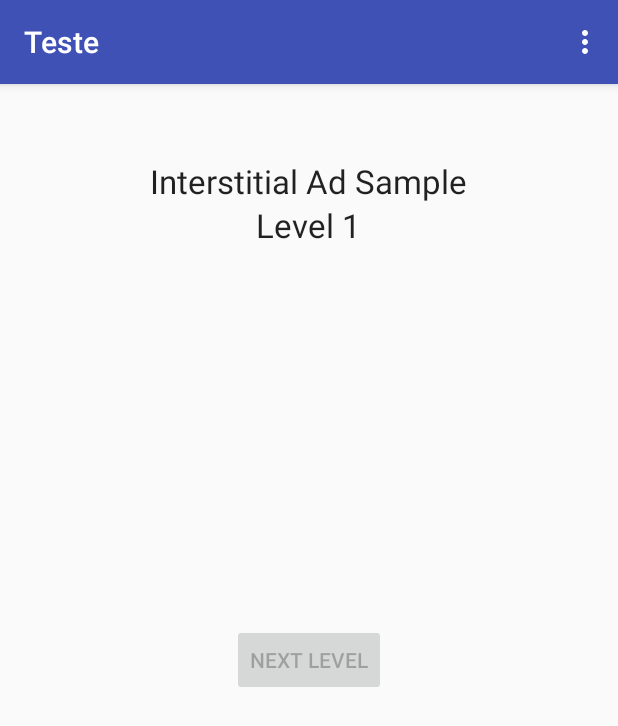
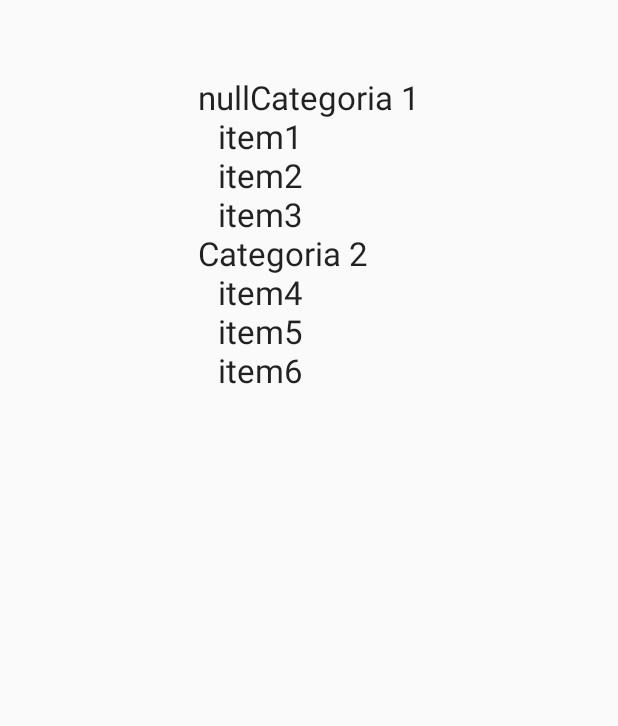
Before and after one commit to Jonlenes/App_Expenses_Projection, an Android app: the screen it shows after launch (MainActivity), on a phone screen of 412 x 824 dp. Shown: the top 726 px of the screen. Run offline under Robolectric (Android 15) with nearby library versions, the phone set to English and light mode, and no system bars.

Commit message:
Version 1.0 - Parte básica do modelo em funcionando

```diff
--- a/app/src/main/java/com/example/administrador/teste/MainActivity.java
+++ b/app/src/main/java/com/example/administrador/teste/MainActivity.java
@@ -1,56 +1,54 @@
 package com.example.administrador.teste;
 
-import com.google.android.gms.ads.AdListener;
-import com.google.android.gms.ads.AdRequest;
-import com.google.android.gms.ads.InterstitialAd;
-
+import android.app.Activity;
 import android.os.Bundle;
-import android.support.v7.app.AppCompatActivity;
 import android.view.Menu;
 import android.view.MenuItem;
-import android.view.View;
-import android.widget.Button;
 import android.widget.TextView;
-import android.widget.Toast;
 
-public class MainActivity extends AppCompatActivity {
-    // Remove the below line after defining your own ad unit ID.
-    private static final String TOAST_TEXT = "Test ads are being shown. "
-            + "To show live ads, replace the ad unit ID in res/values/strings.xml with your own ad unit ID.";
+import com.example.administrador.teste.Modelo.Bo.DbHelper;
+import com.example.administrador.teste.Modelo.Dao.CategoriaDao;
+import com.example.administrador.teste.Modelo.Dao.ItemDao;
+import com.example.administrador.teste.Modelo.Vo.Categoria;
+import com.example.administrador.teste.Modelo.Vo.Item;
 
-    private static final int START_LEVEL = 1;
-    private int mLevel;
-    private Button mNextLevelButton;
-    private InterstitialAd mInterstitialAd;
-    private TextView mLevelTextView;
+import java.util.ArrayList;
+import java.util.Map;
+import java.util.Set;
+
+public class MainActivity extends Activity {
 
     @Override
     protected void onCreate(Bundle savedInstanceState) {
         super.onCreate(savedInstanceState);
         setContentView(R.layout.activity_main);
 
-        // Create the next level button, which tries to show an interstitial when clicked.
-        mNextLevelButton = ((Button) findViewById(R.id.next_level_button));
-        mNextLevelButton.setEnabled(false);
-        mNextLevelButton.setOnClickListener(new View.OnClickListener() {
-            @Override
-            public void onClick(View view) {
-                showInterstitial();
+        DbHelper helper = new DbHelper(this);
+
+        CategoriaDao categoriaDao = new CategoriaDao(helper.getWritableDatabase());
+        categoriaDao.insere(new Categoria("Categoria 1"));
+        categoriaDao.insere(new Categoria("Categoria 2"));
+
+        ItemDao itemDao = new ItemDao(helper.getWritableDatabase());
+        itemDao.insere(new Item(1l, "item1", 100.0, 100.0));
+        itemDao.insere(new Item(1l, "item2", 100.0, 80.0));
+        itemDao.insere(new Item(1l, "item3", 100.0, 1100.0));
+
+        itemDao.insere(new Item(2l, "item4", 100.0, 100.0));
+        itemDao.insere(new Item(2l, "item5", 100.0, 80.0));
+        itemDao.insere(new Item(2l, "item6", 100.0, 400.0));
+
+        Set<Map.Entry<Categoria, ArrayList<Item>>> set = categoriaDao.getCategoriasComItens().entrySet();
+
+        String s = null;
+        for (Map.Entry<Categoria, ArrayList<Item>> entry : set) {
+            s += (entry.getKey().getDescricao()) + "\n";
+            for (Item i : entry.getValue()) {
+                s += ("\t" + i.getDescricao() + "\n");
             }
-        });
-
-        // Create the text view to show the level number.
-        mLevelTextView = (TextView) findViewById(R.id.level);
-        mLevel = START_LEVEL;
-
-        // Create the InterstitialAd and set the adUnitId (defined in values/strings.xml).
-        mInterstitialAd = newInterstitialAd();
-        loadInterstitial();
-
-        // Toasts the test ad message on the screen. Remove this after defining your own ad unit ID.
-        Toast.makeText(this, TOAST_TEXT, Toast.LENGTH_LONG).show();
+        }
+        ((TextView) findViewById(R.id.resultEsforcoDoMeuAmor)).setText(s);
     }
-
 
     @Override
     public boolean onCreateOptionsMenu(Menu menu) {
@@ -61,63 +59,7 @@ public class MainActivity extends AppCompatActivity {
 
     @Override
     public boolean onOptionsItemSelected(MenuItem item) {
-        // Handle action bar item clicks here. The action bar will
-        // automatically handle clicks on the Home/Up button, so long
-        // as you specify a parent activity in AndroidManifest.xml.
-        int id = item.getItemId();
-
-        if (id == R.id.action_settings) {
-            return true;
-        }
-
         return super.onOptionsItemSelected(item);
     }
 
-    private InterstitialAd newInterstitialAd() {
-        InterstitialAd interstitialAd = new InterstitialAd(this);
-        interstitialAd.setAdUnitId(getString(R.string.interstitial_ad_unit_id));
-        interstitialAd.setAdListener(new AdListener() {
-            @Override
-            public void onAdLoaded() {
-                mNextLevelButton.setEnabled(true);
-            }
-
-            @Override
-            public void onAdFailedToLoad(int errorCode) {
-                mNextLevelButton.setEnabled(true);
-            }
-
-            @Override
-            public void onAdClosed() {
-                // Proceed to the next level.
-                goToNextLevel();
-            }
-        });
-        return interstitialAd;
-    }
-
-    private void showInterstitial() {
-        // Show the ad if it's ready. Otherwise toast and reload the ad.
-        if (mInterstitialAd != null && mInterstitialAd.isLoaded()) {
-            mInterstitialAd.show();
-        } else {
-            Toast.makeText(this, "Ad did not load", Toast.LENGTH_SHORT).show();
-            goToNextLevel();
-        }
-    }
-
-    private void loadInterstitial() {
-        // Disable the next level button and load the ad.
-        mNextLevelButton.setEnabled(false);
-        AdRequest adRequest = new AdRequest.Builder()
-                .setRequestAgent("android_studio:ad_template").build();
-        mInterstitialAd.loadAd(adRequest);
-    }
-
-    private void goToNextLevel() {
-        // Show the next level and reload the ad to prepare for the level after.
-        mLevelTextView.setText("Level " + (++mLevel));
-        mInterstitialAd = newInterstitialAd();
-        loadInterstitial();
-    }
 }
--- a/app/src/main/java/com/example/administrador/teste/Modelo/Bo/DataBaseBo.java
+++ /dev/null
@@ -1,28 +0,0 @@
-/*
- * To change this license header, choose License Headers in Project Properties.
- * To change this template file, choose Tools | Templates
- * and open the template in the editor.
- */
-package com.example.administrador.teste.Modelo.Bo;
-
-import android.database.sqlite.SQLiteDatabase;
-
-/**
- *
- * @author Administrador
- */
-public class DataBaseBo {
-    private final String SQL_CREATE_TABLE = "CREATE TABLE IF NOT EXISTS";
-
-
-    public void createDB(){
-
-    }
-    public void createTableCategoria(SQLiteDatabase db){
-
-    }
-    public void createTableItens(SQLiteDatabase db){
-
-    }
-
-}
--- /dev/null
+++ b/app/src/main/java/com/example/administrador/teste/Modelo/Bo/DbHelper.java
@@ -0,0 +1,55 @@
+/*
+ * To change this license header, choose License Headers in Project Properties.
+ * To change this template file, choose Tools | Templates
+ * and open the template in the editor.
+ */
+package com.example.administrador.teste.Modelo.Bo;
+
+import android.content.Context;
+import android.database.sqlite.SQLiteDatabase;
+import android.database.sqlite.SQLiteOpenHelper;
+
+/**
+ *
+ * @author Administrador
+ */
+public class DbHelper extends SQLiteOpenHelper {
+    private final static String NOME_BASE = "Financas";
+    private final static int VERSAO_BASE = 2;
+
+    private final String SQL_CREATE_TABLE = "CREATE TABLE IF NOT EXISTS ";
+
+    public DbHelper(Context context) {
+        super(context, NOME_BASE, null, VERSAO_BASE);
+    }
+
+    @Override
+    public void onCreate(SQLiteDatabase db) {
+        createTableCategoria(db);
+        createTableItens(db);
+    }
+
+    @Override
+    public void onUpgrade(SQLiteDatabase db, int oldVersion, int newVersion) {
+        onCreate(db);
+    }
+
+    public void createTableCategoria(SQLiteDatabase db){
+        String sql = SQL_CREATE_TABLE + "Categoria";
+        sql += "( id INTEGER PRIMARY KEY AUTOINCREMENT, \n" +
+                "  descricao VARCHAR(100) NOT NULL\n" +
+                ")";
+        db.execSQL(sql);
+    }
+    public void createTableItens(SQLiteDatabase db){
+        String sql = SQL_CREATE_TABLE + "Item";
+        sql += "( id INTEGER PRIMARY KEY AUTOINCREMENT, \n" +
+                "  idCategoria INTEGER NOT NULL,\n" +
+                "  descricao VARCHAR(100) NOT NULL,\n" +
+                "  valor REAL NOT NULL,\n" +
+                "  saldo REAL NOT NULL,\n" +
+                "  FOREIGN KEY(idCategoria) REFERENCES Categoria(id)\n" +
+                ")";
+        db.execSQL(sql);
+    }
+}
--- a/app/src/main/java/com/example/administrador/teste/Modelo/Dao/CategoriaDao.java
+++ b/app/src/main/java/com/example/administrador/teste/Modelo/Dao/CategoriaDao.java
@@ -5,25 +5,72 @@
  */
 package com.example.administrador.teste.Modelo.Dao;
 
+import android.content.ContentValues;
+import android.database.Cursor;
+import android.database.sqlite.SQLiteDatabase;
+
 import com.example.administrador.teste.Modelo.Vo.Categoria;
+import com.example.administrador.teste.Modelo.Vo.Item;
 
 import java.util.ArrayList;
+import java.util.HashMap;
+import java.util.Map;
 
 /**
  *
  * @author Administrador
  */
 public class CategoriaDao {
+    private SQLiteDatabase db;
+
+    public CategoriaDao(SQLiteDatabase db) {
+        this.db = db;
+    }
+
     public void insere(Categoria categoria){
+        ContentValues contentValues = new ContentValues();
 
+        contentValues.put("descricao", categoria.getDescricao());
+        db.insert("Categoria", "Id", contentValues);
     }
     public void altera(Categoria categoria){
+        ContentValues contentValues = new ContentValues();
 
+        contentValues.put("descricao", categoria.getDescricao());
+        db.update("Categoria", contentValues, "id = " + categoria.getId(), null);
     }
     public void exclui(Long id){
+        db.delete("Categoria", "id = " + id, null);
+    }
 
+    public ArrayList<Categoria> getTodos(){
+        String sql = "SELECT Categoria.*, SUM(Item.Saldo) AS Saldo FROM Categoria\n" +
+                "INNER JOIN Item\n" +
+                "ON Categoria.id = Item.idCategoria\n" +
+                "GROUP BY(Item.idCategoria)\n" +
+                "ORDER BY(Categoria.descricao)";
+        Cursor cursor = db.rawQuery(sql, null);
+
+        ArrayList list = new ArrayList();
+        while (cursor.moveToNext()) {
+            list.add(new Categoria(cursor.getString(1),
+                    cursor.getLong(0),
+                    cursor.getDouble(2)));
+        }
+
+        return list;
     }
-    public ArrayList<Categoria> getTodos(){
-        return null;
+
+    public Map<Categoria, ArrayList<Item>> getCategoriasComItens() {
+        ArrayList<Categoria> categoriaArrayList = getTodos();
+
+        Map<Categoria, ArrayList<Item>> listMap = new HashMap<>();
+        ItemDao itemDao = new ItemDao(db);
+        for (Categoria categoria : categoriaArrayList) {
+            ArrayList<Item> items = itemDao.getTodosPorCategoria(categoria.getId());
+            listMap.put(categoria, items);
+        }
+
+        return listMap;
     }
 }
--- a/app/src/main/java/com/example/administrador/teste/Modelo/Dao/ItemDao.java
+++ b/app/src/main/java/com/example/administrador/teste/Modelo/Dao/ItemDao.java
@@ -4,6 +4,10 @@
  * and open the template in the editor.
  */
 package com.example.administrador.teste.Modelo.Dao;
+
+import android.content.ContentValues;
+import android.database.Cursor;
+import android.database.sqlite.SQLiteDatabase;
 
 import com.example.administrador.teste.Modelo.Vo.Item;
 
@@ -14,16 +18,66 @@ import java.util.ArrayList;
  * @author Administrador
  */
 public class ItemDao {
-    public void insere(Item item){
+    private SQLiteDatabase db;
 
+    public ItemDao(SQLiteDatabase db) {
+        this.db = db;
     }
+
+    public void insere(Item item) {
+        ContentValues contentValues = new ContentValues();
+
+        contentValues.put("idCategoria", item.getIdCategoria());
+        contentValues.put("descricao", item.getDescricao());
+        contentValues.put("valor", item.getValor());
+        contentValues.put("saldo", item.getSaldo());
+
+        db.insert("Item", "Id", contentValues);
+    }
+
     public void altera(Item item){
+        ContentValues contentValues = new ContentValues();
 
+        contentValues.put("idCategoria", item.getIdCategoria());
+        contentValues.put("descricao", item.getDescricao());
+        contentValues.put("valor", item.getValor());
+        contentValues.put("saldo", item.getSaldo());
+
+        db.update("Item", contentValues, "id = " + item.getId(), null);
     }
     public void exclui(Long id){
+        db.delete("Item", "id = " + id, null);
+    }
 
+    public ArrayList<Item> getTodos(){
+        String sql = "SELECT * FROM Item";
+        Cursor cursor = db.rawQuery(sql, null);
+
+        ArrayList<Item> list = new ArrayList<Item>();
+        while (cursor.moveToNext()) {
+            list.add(new Item(cursor.getLong(0),
+                    cursor.getLong(1),
+                    cursor.getString(2),
+                    cursor.getDouble(3),
+                    cursor.getDouble(4)));
+        }
+
+        return list;
     }
-    public ArrayList<Item> getTodos(){
-        return null;
+
+    public ArrayList<Item> getTodosPorCategoria(Long idCategoria) {
+        String sql = "SELECT * FROM Item\n" +
+                "WHERE idCategoria = " + idCategoria;
+        Cursor cursor = db.rawQuery(sql, null);
+
+        ArrayList<Item> list = new ArrayList<Item>();
+        while (cursor.moveToNext()) {
+            list.add(new Item(cursor.getLong(0),
+                    cursor.getLong(1),
+                    cursor.getString(2),
+                    cursor.getDouble(3),
+                    cursor.getDouble(4)));
+        }
+        return list;
     }
 }
--- a/app/src/main/java/com/example/administrador/teste/Modelo/Vo/Categoria.java
+++ b/app/src/main/java/com/example/administrador/teste/Modelo/Vo/Categoria.java
@@ -12,12 +12,19 @@ package com.example.administrador.teste.Modelo.Vo;
 public class Categoria {
     private Long id;
     private String descricao;
+    private Double saldo;
 
     public Categoria() {
     }
 
     public Categoria(String descricao) {
         this.descricao = descricao;
+    }
+
+    public Categoria(String descricao, Long id, Double saldo) {
+        this.descricao = descricao;
+        this.id = id;
+        this.saldo = saldo;
     }
 
     public Long getId() {
@@ -36,5 +43,11 @@ public class Categoria {
         this.descricao = descricao;
     }
 
+    public Double getSaldo() {
+        return saldo;
+    }
 
+    public void setSaldo(Double saldo) {
+        this.saldo = saldo;
+    }
 }
--- a/app/src/main/java/com/example/administrador/teste/Modelo/Vo/Item.java
+++ b/app/src/main/java/com/example/administrador/teste/Modelo/Vo/Item.java
@@ -20,6 +20,14 @@ public class Item {
     }
 
     public Item(Long idCategoria, String descricao, Double valor, Double saldo) {
+        this.idCategoria = idCategoria;
+        this.descricao = descricao;
+        this.valor = valor;
+        this.saldo = saldo;
+    }
+
+    public Item(Long id, Long idCategoria, String descricao, Double valor, Double saldo) {
+        this.id = id;
         this.idCategoria = idCategoria;
         this.descricao = descricao;
         this.valor = valor;
--- a/app/src/main/res/layout/activity_main.xml
+++ b/app/src/main/res/layout/activity_main.xml
@@ -7,28 +7,12 @@
 
     <!-- view for AdMob Interstitial Ad -->
     <TextView
-        android:id="@+id/app_title"
+        android:id="@+id/resultEsforcoDoMeuAmor"
         android:layout_width="wrap_content"
         android:layout_height="wrap_content"
         android:layout_centerHorizontal="true"
         android:layout_marginTop="50dp"
-        android:text="@string/interstitial_ad_sample"
+        android:inputType="textMultiLine"
         android:textAppearance="?android:attr/textAppearanceLarge" />
 
-    <TextView
-        android:id="@+id/level"
-        android:layout_width="wrap_content"
-        android:layout_height="wrap_content"
-        android:layout_below="@+id/app_title"
-        android:layout_centerHorizontal="true"
-        android:text="@string/start_level"
-        android:textAppearance="?android:attr/textAppearanceLarge" />
-
-    <Button
-        android:id="@+id/next_level_button"
-        android:layout_width="wrap_content"
-        android:layout_height="wrap_content"
-        android:layout_centerHorizontal="true"
-        android:layout_centerVertical="true"
-        android:text="@string/next_level" />
 </RelativeLayout>
```
